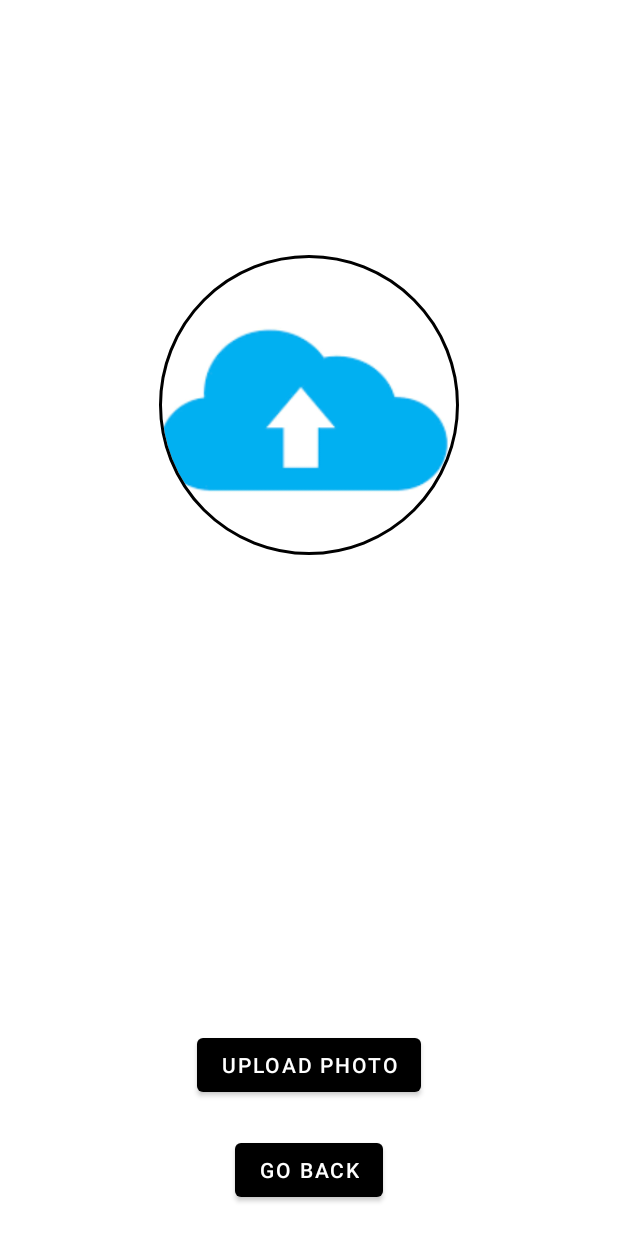
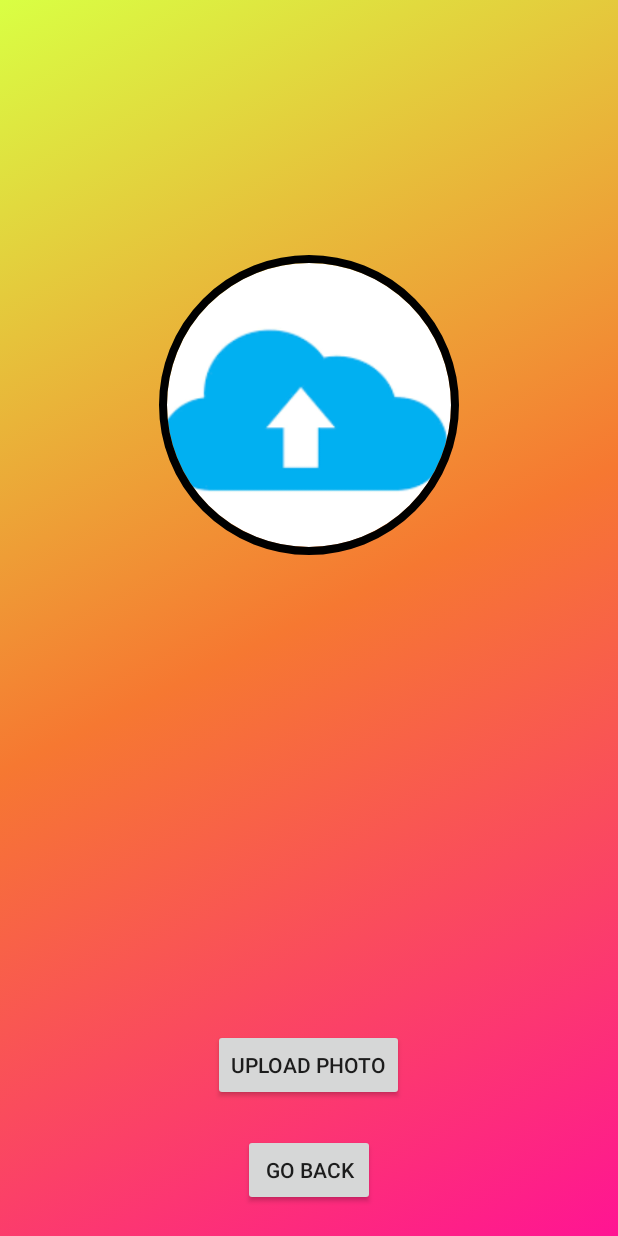
Before and after one commit to phillipinseoul/PhotoViewer, an Android app: the layout activity_upload.xml on its own in the app's theme, with its tools: preview values and no code run, on a phone screen of 412 x 824 dp. Run offline under Robolectric (Android 15) with nearby library versions, the phone set to English and light mode, and no system bars.

Commit message:
add gradient

```diff
--- a/app/src/main/java/com/example/photoviewer/UploadActivity.java
+++ b/app/src/main/java/com/example/photoviewer/UploadActivity.java
@@ -10,6 +10,7 @@ import android.content.pm.PackageManager;
 import android.graphics.Bitmap;
 import android.graphics.BitmapFactory;
 import android.graphics.Matrix;
+import android.graphics.drawable.AnimationDrawable;
 import android.media.ExifInterface;
 import android.net.Uri;
 import android.os.Build;
@@ -20,10 +21,13 @@ import android.view.View;
 import android.view.animation.RotateAnimation;
 import android.widget.Button;
 import android.widget.ImageView;
+import android.widget.RelativeLayout;
 import android.widget.Toast;
 
 import java.io.File;
 import java.io.IOException;
+
+import de.hdodenhof.circleimageview.CircleImageView;
 
 public class UploadActivity extends AppCompatActivity {
 
@@ -41,6 +45,13 @@ public class UploadActivity extends AppCompatActivity {
         super.onCreate(savedInstanceState);
         setContentView(R.layout.activity_upload);
 
+        // Gradient Animation
+        RelativeLayout relativeLayout = findViewById(R.id.root_layout);
+        AnimationDrawable animationDrawable = (AnimationDrawable) relativeLayout.getBackground();
+        animationDrawable.setEnterFadeDuration(2000);
+        animationDrawable.setExitFadeDuration(4000);
+        animationDrawable.start();
+
         // VIEWS
         mImageView = findViewById(R.id.imageView);
         mChooseBtn = findViewById(R.id.UploadBtn);
@@ -55,6 +66,10 @@ public class UploadActivity extends AppCompatActivity {
 
                 rotateAnimation.setDuration(1000);
                 mImageView.startAnimation(rotateAnimation);
+
+
+                // Change background color
+
             }
         });
 
--- /dev/null
+++ b/app/src/main/res/drawable-v24/gradient_center.xml
@@ -0,0 +1,12 @@
+<?xml version="1.0" encoding="utf-8"?>
+<shape xmlns:android="http://schemas.android.com/apk/res/android"
+    android:shape="rectangle">
+    <gradient
+        android:type="linear"
+        android:angle="315"
+        android:startColor="@color/colorGradientCenter"
+        android:centerColor="@color/colorGradientEnd"
+        android:endColor="@color/colorGradientStart"
+        />
+
+</shape>
--- /dev/null
+++ b/app/src/main/res/drawable-v24/gradient_end.xml
@@ -0,0 +1,12 @@
+<?xml version="1.0" encoding="utf-8"?>
+<shape xmlns:android="http://schemas.android.com/apk/res/android"
+    android:shape="rectangle">
+    <gradient
+        android:type="linear"
+        android:angle="315"
+        android:startColor="@color/colorGradientEnd"
+        android:centerColor="@color/colorGradientStart"
+        android:endColor="@color/colorGradientCenter"
+        />
+
+</shape>
--- /dev/null
+++ b/app/src/main/res/drawable/gradient_animation.xml
@@ -0,0 +1,13 @@
+<?xml version="1.0" encoding="utf-8"?>
+<animation-list xmlns:android="http://schemas.android.com/apk/res/android">
+
+    <item android:duration="5000"
+        android:drawable="@drawable/gradient_start" />
+
+    <item android:duration="5000"
+        android:drawable="@drawable/gradient_center" />
+
+    <item android:duration="5000"
+        android:drawable="@drawable/gradient_end" />
+
+</animation-list>
--- /dev/null
+++ b/app/src/main/res/drawable/gradient_start.xml
@@ -0,0 +1,12 @@
+<?xml version="1.0" encoding="utf-8"?>
+<shape xmlns:android="http://schemas.android.com/apk/res/android"
+    android:shape="rectangle">
+    <gradient
+        android:type="linear"
+        android:angle="315"
+        android:startColor="@color/colorGradientStart"
+        android:centerColor="@color/colorGradientCenter"
+        android:endColor="@color/colorGradientEnd"
+        />
+
+</shape>
--- a/app/src/main/res/layout/activity_upload.xml
+++ b/app/src/main/res/layout/activity_upload.xml
@@ -2,6 +2,8 @@
 <RelativeLayout xmlns:android="http://schemas.android.com/apk/res/android"
     xmlns:app="http://schemas.android.com/apk/res-auto"
     xmlns:tools="http://schemas.android.com/tools"
+    android:id="@+id/root_layout"
+    android:background="@drawable/gradient_animation"
     android:layout_width="match_parent"
     android:layout_height="match_parent"
     tools:context=".UploadActivity">
@@ -16,7 +18,7 @@
         android:layout_centerHorizontal="true"
         android:layout_alignParentTop="true"
         android:layout_marginTop="170dp"
-        app:civ_border_width="2dp"
+        app:civ_border_width="5dp"
         app:civ_border_color="#FF000000"/>
 
 
--- a/app/src/main/res/values-night/themes.xml
+++ /dev/null
@@ -1,16 +0,0 @@
-<resources xmlns:tools="http://schemas.android.com/tools">
-    <!-- Base application theme. -->
-    <style name="Theme.PhotoViewer" parent="Theme.MaterialComponents.DayNight.DarkActionBar">
-        <!-- Primary brand color. -->
-        <item name="colorPrimary">@color/purple_200</item>
-        <item name="colorPrimaryVariant">@color/purple_700</item>
-        <item name="colorOnPrimary">@color/black</item>
-        <!-- Secondary brand color. -->
-        <item name="colorSecondary">@color/teal_200</item>
-        <item name="colorSecondaryVariant">@color/teal_200</item>
-        <item name="colorOnSecondary">@color/black</item>
-        <!-- Status bar color. -->
-        <item name="android:statusBarColor" tools:targetApi="l">?attr/colorPrimaryVariant</item>
-        <!-- Customize your theme here. -->
-    </style>
-</resources>
--- a/app/src/main/res/values/colors.xml
+++ b/app/src/main/res/values/colors.xml
@@ -1,11 +1,12 @@
 <?xml version="1.0" encoding="utf-8"?>
 <resources>
-    <color name="purple_200">#FFBB86FC</color>
-    <color name="purple_500">#FF6200EE</color>
-    <color name="purple_700">#FF3700B3</color>
-    <color name="teal_200">#FF03DAC5</color>
-    <color name="teal_700">#FF018786</color>
-    <color name="black">#FF000000</color>
-    <color name="white">#FFFFFFFF</color>
-    <color name="grey">#CDC9C9</color>
+    <color name="colorPrimary">#008577</color>
+    <color name="colorPimaryDark">#00574B</color>
+    <color name="colorAccent">#D81B60</color>
+
+    <color name="colorTransparent">#00FFFFFF</color>
+
+    <color name="colorGradientStart">#D9FF43</color>
+    <color name="colorGradientCenter">#F67831</color>
+    <color name="colorGradientEnd">#FF1493</color>
 </resources>
--- a/app/src/main/res/values/themes.xml
+++ b/app/src/main/res/values/themes.xml
@@ -1,16 +1,9 @@
 <resources xmlns:tools="http://schemas.android.com/tools">
     <!-- Base application theme. -->
-    <style name="Theme.PhotoViewer" parent="Theme.MaterialComponents.DayNight.DarkActionBar">
-        <!-- Primary brand color. -->
-        <item name="colorPrimary">@color/black</item>
-        <item name="colorPrimaryVariant">@color/grey</item>
-        <item name="colorOnPrimary">@color/white</item>
-        <!-- Secondary brand color. -->
-        <item name="colorSecondary">@color/teal_200</item>
-        <item name="colorSecondaryVariant">@color/teal_700</item>
-        <item name="colorOnSecondary">@color/black</item>
-        <!-- Status bar color. -->
-        <item name="android:statusBarColor" tools:targetApi="l">?attr/colorPrimaryVariant</item>
+    <style name="Theme.PhotoViewer" parent="Theme.AppCompat.Light.NoActionBar">
         <!-- Customize your theme here. -->
+        <item name="colorPrimary">@color/colorPrimary</item>
+        <item name="colorPrimaryDark">@color/colorTransparent</item>
+        <item name="colorAccent">@color/colorAccent</item>
     </style>
 </resources>
```
